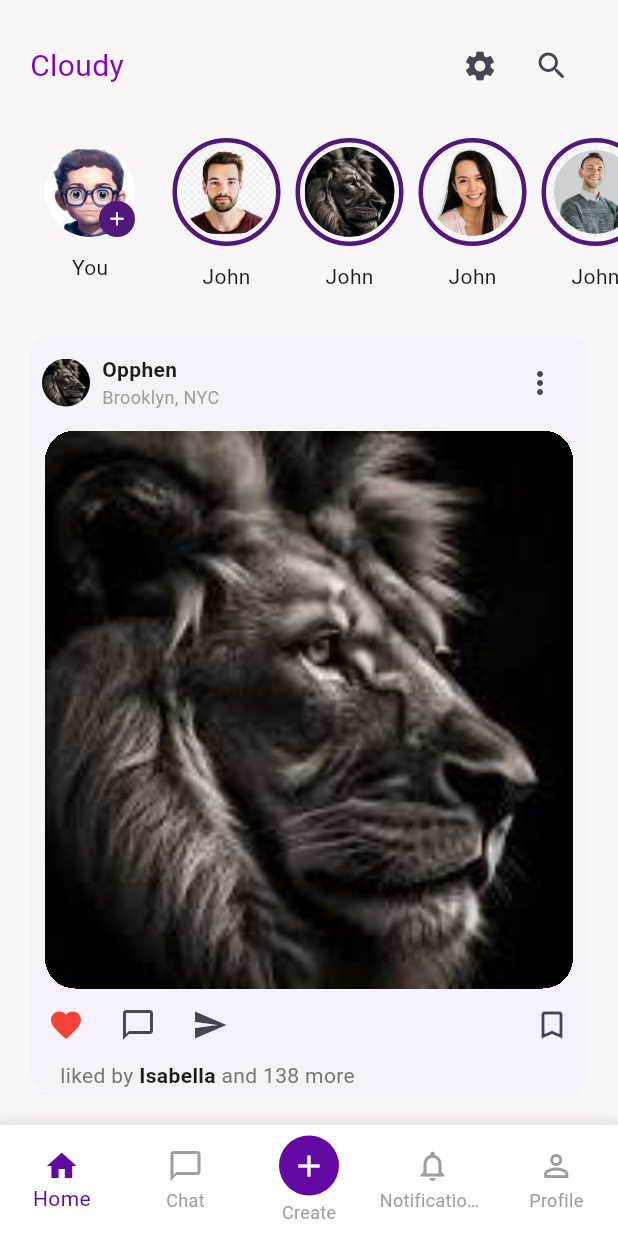
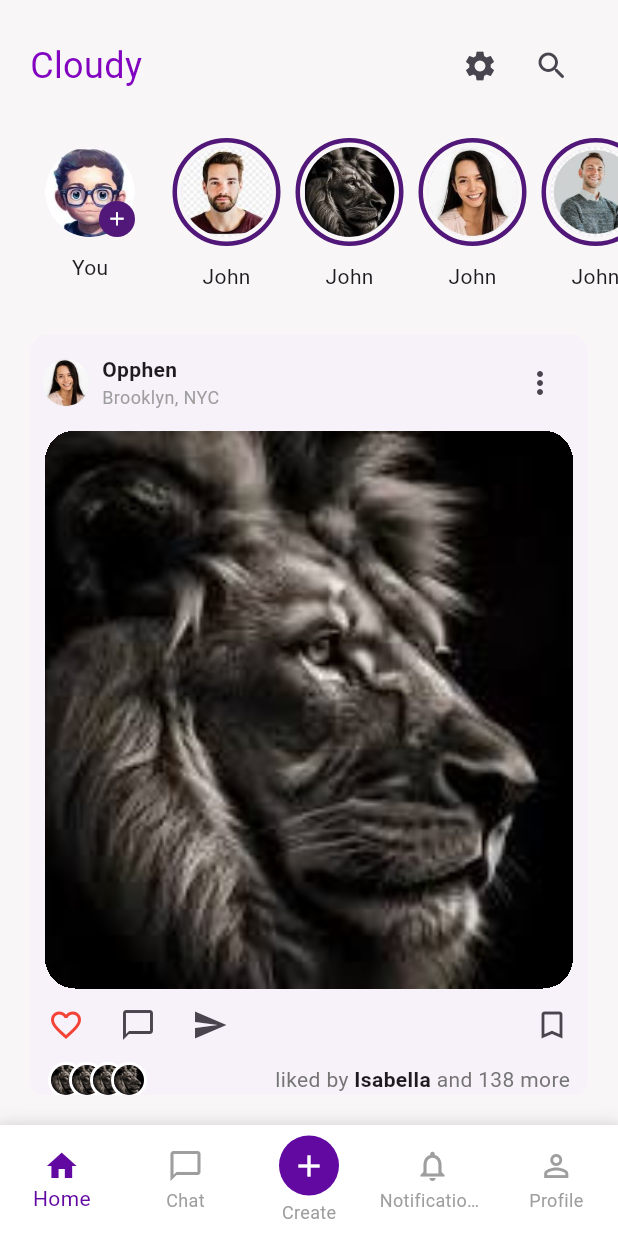
Before and after one commit to Bakhodir95/ui_test, a Flutter app: the screen it shows after launch, on a phone screen of 412 x 824 dp. Run offline on Flutter 3.47's test engine with Material 3 defaults, Android fonts, the phone set to English and light mode, and no system bars.

Commit message:
done commited

```diff
--- a/lib/views/screens/home.dart
+++ b/lib/views/screens/home.dart
@@ -1,8 +1,8 @@
 import 'package:flutter/material.dart';
 import 'package:ui_test/models/socialpost.dart';
 import 'package:ui_test/views/screens/profile.dart';
-import 'package:ui_test/views/screens/widgets/profile_pictures_widget.dart';
-import 'package:ui_test/views/screens/widgets/socialpost_widget.dart';
+import 'package:ui_test/views/screens/widgets/profile/profile_pictures_widget.dart';
+import 'package:ui_test/views/screens/widgets/home/socialpost_widget.dart';
 import 'package:ui_test/views/screens/bottomnavi.dart';
 
 class HomeScreen extends StatefulWidget {
@@ -15,28 +15,30 @@ class HomeScreen extends StatefulWidget {
 class _FirstScreenState extends State<HomeScreen> {
   final List<SocialPost> samplePosts = [
     SocialPost(
-      userAvatar: 'assets/images/profile.png',
+      userAvatar: 'assets/images/profile2.png',
       username: 'Opphen',
       location: 'Brooklyn, NYC',
       imageUrl: 'assets/images/profile.png',
       likedByAvatars: [
+        'assets/images/profile3.png',
         'assets/images/profile.png',
-        'assets/images/profile.png',
-        'assets/images/profile.png',
+        'assets/images/profile2.png',
+        'assets/images/profile1.png',
       ],
       likedByText: 'Isabella',
       likes: 138,
-      isLike: true,
+      isLike: false,
       isBookmarked: false,
     ),
     SocialPost(
-      userAvatar: 'assets/images/profile.png',
+      userAvatar: 'assets/images/profile3.png',
       username: 'Opphen',
       location: 'Brooklyn, NYC',
-      imageUrl: 'assets/images/profile.png',
+      imageUrl: 'assets/design/orange.png',
       likedByAvatars: [
-        'assets/images/profile.png',
-        'assets/images/profile.png',
+        'assets/images/profile1.png',
+        'assets/images/profile2.png',
+        'assets/images/profile3.png',
         'assets/images/profile.png',
       ],
       likedByText: 'Isabella',
@@ -85,7 +87,7 @@ class _FirstScreenState extends State<HomeScreen> {
                     "Cloudy",
                     style: TextStyle(
                         fontWeight: FontWeight.w400,
-                        fontSize: 20,
+                        fontSize: 24,
                         color: Color.fromARGB(255, 130, 4, 193)),
                   ),
                   Row(
--- a/lib/views/screens/profile.dart
+++ b/lib/views/screens/profile.dart
@@ -41,7 +41,12 @@ class _FirstScreenState extends State<ProfileScreen> {
                   mainAxisAlignment: MainAxisAlignment.spaceBetween,
                   children: [
                     IconButton(
-                        onPressed: () {},
+                        onPressed: () {
+                          Navigator.pushReplacement(
+                              context,
+                              MaterialPageRoute(
+                                  builder: (ctx) => const HomeScreen()));
+                        },
                         icon: const Icon(Icons.arrow_back_rounded)),
                     const Text(
                       "Tiner Stark",
--- a/lib/views/screens/widgets/socialpost_widget.dart
+++ b/lib/views/screens/widgets/home/socialpost_widget.dart
@@ -4,7 +4,7 @@ import 'package:ui_test/models/socialpost.dart';
 class SocialFeed extends StatefulWidget {
   final List<SocialPost> posts;
 
-  const SocialFeed({Key? key, required this.posts}) : super(key: key);
+  const SocialFeed({super.key, required this.posts});
 
   @override
   State<SocialFeed> createState() => _SocialFeedState();
@@ -114,36 +114,36 @@ class _SocialFeedState extends State<SocialFeed> {
                 Padding(
                   padding: const EdgeInsets.symmetric(horizontal: 12.0),
                   child: Row(
+                    mainAxisAlignment: MainAxisAlignment.spaceBetween,
                     children: [
-                      // SizedBox(
-                      //   height: 24,
-                      //   child: Stack(
-                      //     children: [
-                      //       for (var i = 0; i < post.likedByAvatars.length; i++)
-                      //         Positioned(
-                      //           left: i * 16.0,
-                      //           child: Container(
-                      //             decoration: BoxDecoration(
-                      //               shape: BoxShape.circle,
-                      //               border: Border.all(
-                      //                 color: Colors.white,
-                      //                 width: 2,
-                      //               ),
-                      //             ),
-                      //             child: CircleAvatar(
-                      //               radius: 10,
-                      //               backgroundImage: NetworkImage(
-                      //                 post.likedByAvatars[i],
-                      //               ),
-                      //             ),
-                      //           ),
-                      //         ),
-                      //     ],
-                      //   ),
-                      // ),
+                      SizedBox(
+                        height: 25,
+                        width: 100,
+                        child: Stack(
+                          alignment: Alignment.center,
+                          children: List.generate(4, (index) {
+                            return Positioned(
+                              bottom: 0,
+                              left: index * 14.0,
+                              child: Container(
+                                decoration: BoxDecoration(
+                                  shape: BoxShape.circle,
+                                  border: Border.all(
+                                    color: Colors.white,
+                                    width: 2,
+                                  ),
+                                ),
+                                child: const CircleAvatar(
+                                    radius: 10,
+                                    backgroundImage: AssetImage(
+                                        "assets/images/profile.png")),
+                              ),
+                            );
+                          }),
+                        ),
+                      ),
                       const SizedBox(width: 8),
-                      Expanded(
-                        child: RichText(
+                      RichText(
                         text: TextSpan(
                           style: DefaultTextStyle.of(context).style,
                           children: [
@@ -153,15 +153,14 @@ class _SocialFeedState extends State<SocialFeed> {
                             ),
                             TextSpan(
                               text: post.likedByText,
-                                style: const TextStyle(
-                                    fontWeight: FontWeight.bold),
+                              style:
+                                  const TextStyle(fontWeight: FontWeight.bold),
                             ),
                             TextSpan(
                               text: ' and ${post.likes} more',
                               style: TextStyle(color: Colors.grey[600]),
                             ),
                           ],
-                          ),
                         ),
                       ),
                     ],
```
Also changed, not shown: lib/views/screens/widgets/profile/profile_pictures_widget.dart (renamed from lib/views/screens/widgets/profile_pictures_widget.dart). Lines whose indentation alone changed are shown as unchanged.
